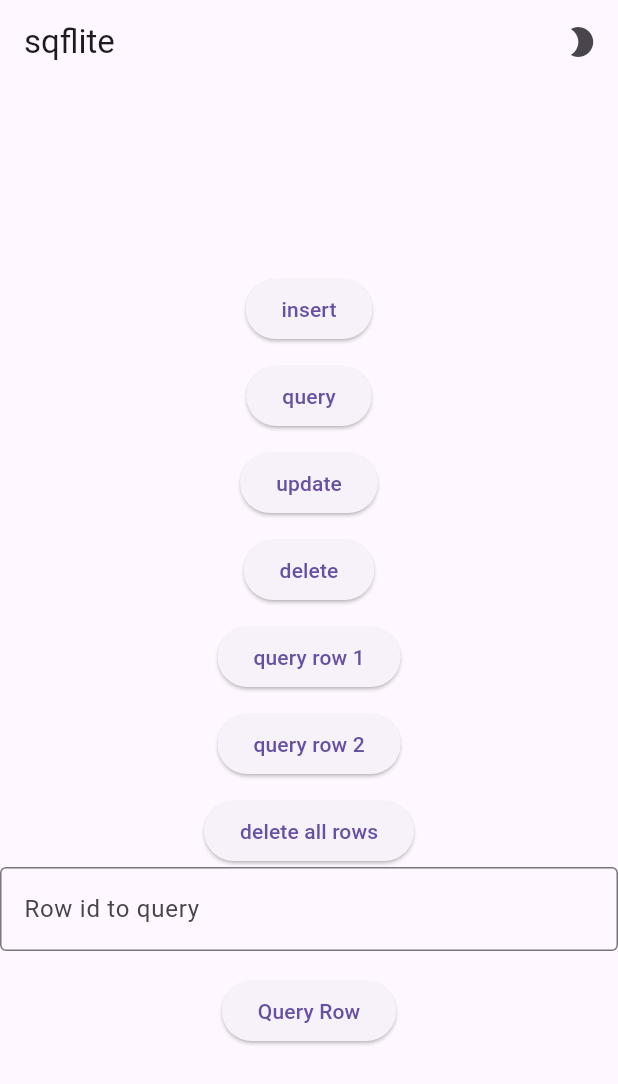
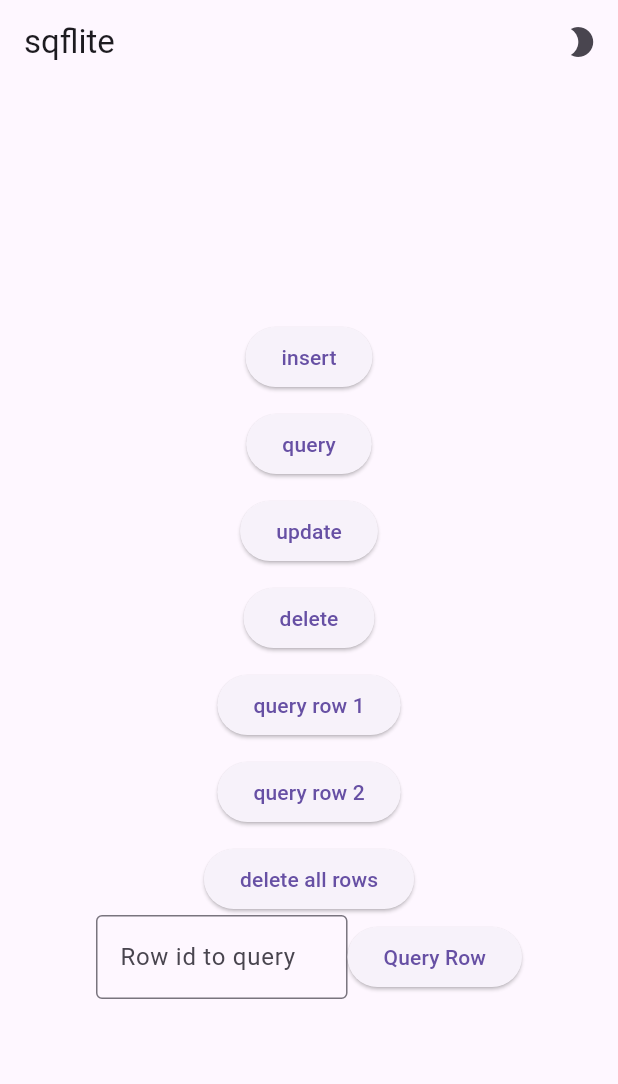
Before and after one commit to Nathan2055/csc4360-activity10-localstorage, a Flutter app: the screen it shows after launch, on a phone screen of 412 x 824 dp. Shown: the top 1084 px of the screen. Run offline on Flutter 3.47's test engine with Material 3 defaults, Android fonts, the phone set to English and light mode, and no system bars; our stand-ins replace sqflite; accounts and stored records are empty.

Commit message:
Factor out spacer and move the text input into a Row

```diff
--- a/lib/main.dart
+++ b/lib/main.dart
@@ -25,6 +25,8 @@ class _DatabaseAppState extends State<DatabaseApp> {
   // Text box control variables
   late TextEditingController _controller;
   String inputString = '';
+
+  static const SizedBox spacer = SizedBox(height: 10);
 
   @override
   void initState() {
@@ -140,40 +142,43 @@ class _DatabaseAppState extends State<DatabaseApp> {
           ],
         ),
         body: Center(
+          child: SingleChildScrollView(
+            padding: const EdgeInsets.all(64.0),
             child: Column(
               mainAxisAlignment: MainAxisAlignment.center,
               children: <Widget>[
                 ElevatedButton(onPressed: _insert, child: const Text('insert')),
-              const SizedBox(height: 10),
+                spacer,
                 ElevatedButton(onPressed: _query, child: const Text('query')),
-              const SizedBox(height: 10),
+                spacer,
                 ElevatedButton(onPressed: _update, child: const Text('update')),
-              const SizedBox(height: 10),
+                spacer,
                 ElevatedButton(onPressed: _delete, child: const Text('delete')),
-              const SizedBox(height: 10),
+                spacer,
                 ElevatedButton(
                   onPressed: _queryRow1,
                   child: const Text('query row 1'),
                 ),
-              const SizedBox(height: 10),
+                spacer,
                 ElevatedButton(
                   onPressed: _queryRow2,
                   child: const Text('query row 2'),
                 ),
-              const SizedBox(height: 10),
+                spacer,
                 ElevatedButton(
                   onPressed: _deleteAll,
                   child: const Text('delete all rows'),
                 ),
-
-              Column(
-                mainAxisAlignment: MainAxisAlignment.center,
+                Row(
+                  mainAxisSize: MainAxisSize.min,
                   children: <Widget>[
-                  TextField(
+                    Expanded(
+                      child: TextField(
                         controller: _controller,
                         decoration: InputDecoration(
                           border: OutlineInputBorder(),
                           hintText: 'Row id to query',
+                        ),
                       ),
                     ),
                     SizedBox(height: 16.0),
@@ -187,6 +192,7 @@ class _DatabaseAppState extends State<DatabaseApp> {
             ),
           ),
         ),
+      ),
     );
   }
 }
```
Lines whose indentation alone changed are shown as unchanged.
